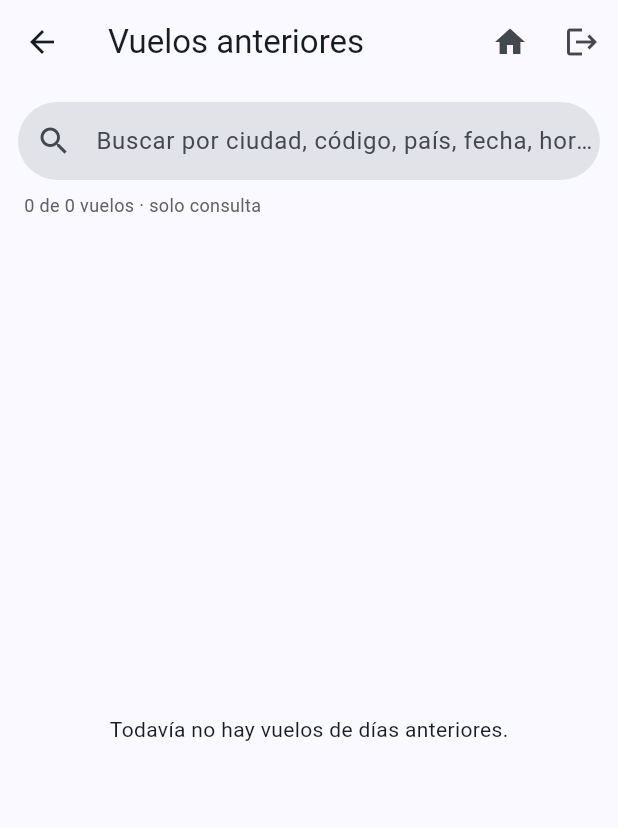
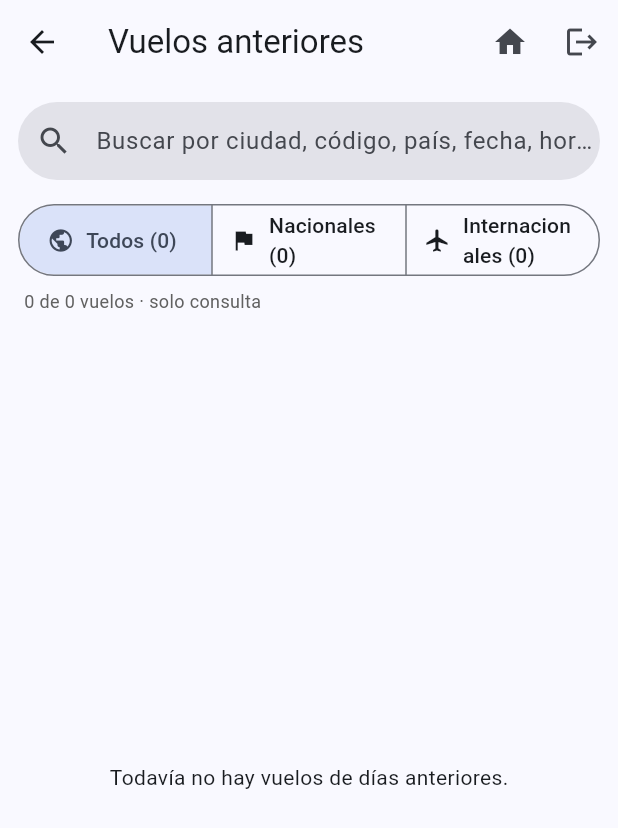
Before and after one commit to kerly1811-mi/AEROTECH, a Flutter app: the VuelosAnterioresPage screen opened directly with empty values, on a phone screen of 412 x 824 dp. Shown: the top 828 px of the screen. Run offline on Flutter 3.47's test engine with Material 3 defaults, Android fonts, the phone set to English and light mode, and no system bars; accounts and stored records are empty; network calls fail.

Commit message:
Admin: filtro nacional/internacional y seleccion de avion precargado en el formulario de vuelos

```diff
--- a/aerotech_app/lib/models/vuelo.dart
+++ b/aerotech_app/lib/models/vuelo.dart
@@ -10,6 +10,8 @@ class Vuelo {
   final String destinoCodigo;
   final String origenPais;
   final String destinoPais;
+  final int? avionId;
+  final String avion;
   final String fecha;
   final String horaSalida;
   final String horaLlegada;
@@ -35,6 +37,8 @@ class Vuelo {
     this.destinoCodigo = '',
     this.origenPais = '',
     this.destinoPais = '',
+    this.avionId,
+    this.avion = '',
     required this.fecha,
     required this.horaSalida,
     required this.horaLlegada,
@@ -54,6 +58,9 @@ class Vuelo {
   int get capacidad => filas * 6;
 
   bool get tieneEjecutiva => filasEjecutiva > 0;
+
+  /// Origen y destino en el mismo país.
+  bool get esNacional => origenPais.isNotEmpty && origenPais == destinoPais;
 
   bool get tieneCoordenadas =>
       origenLat != null && origenLon != null && destinoLat != null && destinoLon != null;
@@ -104,6 +111,8 @@ class Vuelo {
       destinoCodigo: json['destino_codigo'] ?? '',
       origenPais: json['origen_pais'] ?? '',
       destinoPais: json['destino_pais'] ?? '',
+      avionId: (json['avion_id'] as num?)?.toInt(),
+      avion: json['avion'] ?? '',
       fecha: json['fecha'] ?? '',
       horaSalida: json['hora_salida'].toString().substring(0, 5),
       horaLlegada: json['hora_llegada'].toString().substring(0, 5),
@@ -129,8 +138,7 @@ class Vuelo {
       'hora_salida': horaSalida,
       'hora_llegada': horaLlegada,
       'precio': precio,
-      'filas': filas,
-      'filas_ejecutiva': filasEjecutiva,
+      'avion_id': avionId,
       'precio_ejecutiva': precioEjecutiva,
       'version': version,
     };
--- a/aerotech_app/lib/pages/vuelos_anteriores_page.dart
+++ b/aerotech_app/lib/pages/vuelos_anteriores_page.dart
@@ -3,6 +3,7 @@ import 'package:aerotech_app/utils/busqueda_vuelos.dart';
 import 'package:aerotech_app/widgets/boton_cerrar_sesion.dart';
 import 'package:aerotech_app/widgets/boton_inicio.dart';
 import 'package:aerotech_app/widgets/buscador_vuelos.dart';
+import 'package:aerotech_app/widgets/filtro_alcance.dart';
 import 'package:flutter/material.dart';
 
 /// Vuelos de días anteriores (solo consulta), dentro de la gestión de vuelos.
@@ -18,6 +19,7 @@ class VuelosAnterioresPage extends StatefulWidget {
 class _VuelosAnterioresPageState extends State<VuelosAnterioresPage> {
   final _busqueda = TextEditingController();
   String _consulta = '';
+  Alcance _alcance = Alcance.todos;
 
   @override
   void dispose() {
@@ -30,7 +32,8 @@ class _VuelosAnterioresPageState extends State<VuelosAnterioresPage> {
     // Los más recientes primero.
     final ordenados = [...widget.vuelos]
       ..sort((a, b) => '${b.fecha} ${b.horaSalida}'.compareTo('${a.fecha} ${a.horaSalida}'));
-    final vuelos = ordenados.where((v) => coincideBusqueda(v, _consulta)).toList();
+    final vuelos =
+        ordenados.where((v) => coincideAlcance(v, _alcance) && coincideBusqueda(v, _consulta)).toList();
 
     return Scaffold(
       appBar: AppBar(
@@ -47,6 +50,14 @@ class _VuelosAnterioresPageState extends State<VuelosAnterioresPage> {
                 child: BuscadorVuelos(
                   controller: _busqueda,
                   onChanged: (v) => setState(() => _consulta = v),
+                ),
+              ),
+              Padding(
+                padding: const EdgeInsets.fromLTRB(12, 8, 12, 0),
+                child: FiltroAlcance(
+                  valor: _alcance,
+                  vuelos: widget.vuelos,
+                  onChanged: (a) => setState(() => _alcance = a),
                 ),
               ),
               Padding(
--- /dev/null
+++ b/aerotech_app/lib/widgets/filtro_alcance.dart
@@ -0,0 +1,55 @@
+import 'package:aerotech_app/models/vuelo.dart';
+import 'package:flutter/material.dart';
+
+enum Alcance { todos, nacionales, internacionales }
+
+bool coincideAlcance(Vuelo v, Alcance a) {
+  switch (a) {
+    case Alcance.todos:
+      return true;
+    case Alcance.nacionales:
+      return v.esNacional;
+    case Alcance.internacionales:
+      return !v.esNacional;
+  }
+}
+
+/// Filtro Todos / Nacionales / Internacionales, con la cantidad de vuelos de cada uno.
+class FiltroAlcance extends StatelessWidget {
+  final Alcance valor;
+  final List<Vuelo> vuelos;
+  final ValueChanged<Alcance> onChanged;
+
+  const FiltroAlcance({super.key, required this.valor, required this.vuelos, required this.onChanged});
+
+  @override
+  Widget build(BuildContext context) {
+    int cuantos(Alcance a) => vuelos.where((v) => coincideAlcance(v, a)).length;
+
+    return SizedBox(
+      width: double.infinity,
+      child: SegmentedButton<Alcance>(
+        showSelectedIcon: false,
+        segments: [
+          ButtonSegment(
+            value: Alcance.todos,
+            icon: const Icon(Icons.public),
+            label: Text('Todos (${cuantos(Alcance.todos)})'),
+          ),
+          ButtonSegment(
+            value: Alcance.nacionales,
+            icon: const Icon(Icons.flag),
+            label: Text('Nacionales (${cuantos(Alcance.nacionales)})'),
+          ),
+          ButtonSegment(
+            value: Alcance.internacionales,
+            icon: const Icon(Icons.flight),
+            label: Text('Internacionales (${cuantos(Alcance.internacionales)})'),
+          ),
+        ],
+        selected: {valor},
+        onSelectionChanged: (s) => onChanged(s.first),
+      ),
+    );
+  }
+}
```
Also changed, not shown: aerotech_app/lib/models/avion.dart (added, +43 -0 lines), aerotech_app/lib/pages/gestion_vuelos_page.dart (+13 -1 lines), aerotech_app/lib/pages/vuelo_form_page.dart (+56 -50 lines), aerotech_app/lib/services/vuelo_service.dart (+12 -0 lines).
